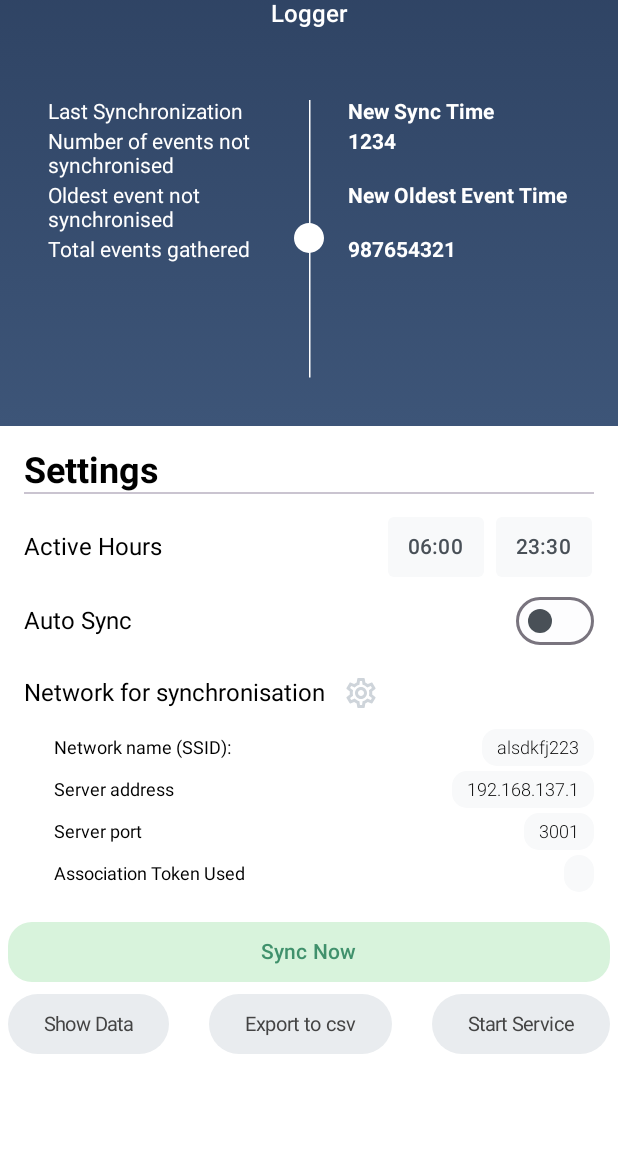
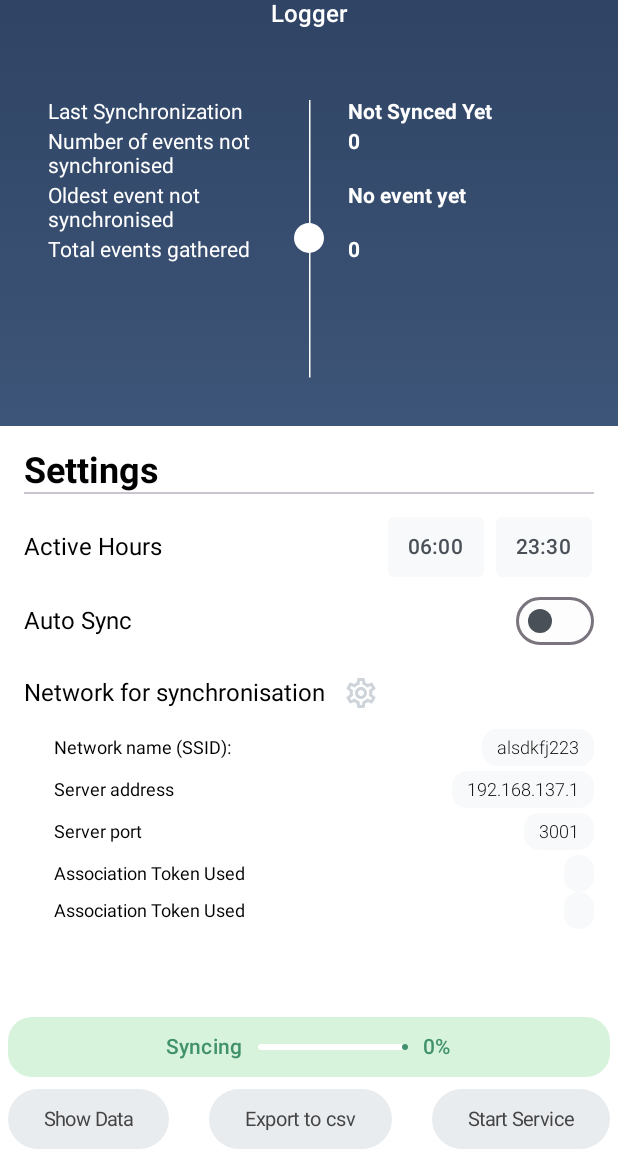
Before and after one commit to marekStef/decentralised-storage-system, an Android app built with Jetpack Compose: the MainScreen screen opened through its navigation route, after a tap on "Sync Now", on a phone screen of 412 x 824 dp, the part 81-1236 px from its top. Run offline under Robolectric (Android 15) with nearby library versions, the phone set to English and light mode, and no system bars; our stand-ins replace accompanist, livedata-compose; 3 statements that could not run were skipped.

Commit message:
improved code for main screen; added fake functionality of synchronisation with worker

```diff
--- a/source_apps/locationTracker/app/src/main/java/com/example/locationtracker/screens/mainScreen/MainScreen.kt
+++ b/source_apps/locationTracker/app/src/main/java/com/example/locationtracker/screens/mainScreen/MainScreen.kt
@@ -10,12 +10,10 @@ import android.provider.Settings
 import androidx.activity.compose.rememberLauncherForActivityResult
 import androidx.activity.result.contract.ActivityResultContracts
 import androidx.compose.foundation.background
-import androidx.compose.foundation.layout.Arrangement
 import androidx.compose.foundation.layout.Box
 import androidx.compose.foundation.layout.Column
 import androidx.compose.foundation.layout.Row
 import androidx.compose.foundation.layout.Spacer
-import androidx.compose.material3.Button
 import androidx.compose.material3.Text
 import androidx.compose.runtime.Composable
 import androidx.compose.ui.Alignment
@@ -24,14 +22,12 @@ import androidx.compose.foundation.layout.fillMaxWidth
 import androidx.compose.foundation.layout.height
 import androidx.compose.foundation.layout.padding
 import androidx.compose.foundation.layout.width
-import androidx.compose.foundation.layout.wrapContentSize
 import androidx.compose.foundation.lazy.LazyColumn
 import androidx.compose.foundation.shape.RoundedCornerShape
 import androidx.compose.material.Icon
 import androidx.compose.material.IconButton
 import androidx.compose.material.icons.Icons
 import androidx.compose.material.icons.outlined.Settings
-import androidx.compose.material3.ButtonDefaults
 import androidx.compose.material3.Divider
 import androidx.compose.material3.Switch
 import androidx.compose.material3.SwitchDefaults
@@ -42,7 +38,6 @@ import androidx.compose.ui.draw.clip
 import androidx.compose.ui.graphics.Color
 import androidx.compose.ui.platform.LocalContext
 import androidx.compose.ui.res.colorResource
-import androidx.compose.ui.text.TextStyle
 import androidx.compose.ui.text.font.FontWeight
 import androidx.compose.ui.unit.dp
 import androidx.compose.ui.unit.sp
@@ -50,13 +45,13 @@ import androidx.core.app.ActivityCompat.shouldShowRequestPermissionRationale
 import androidx.core.content.ContextCompat
 import androidx.navigation.NavController
 import com.example.locationtracker.foregroundServices.LocationTrackerService
+import com.example.locationtracker.foregroundServices.stopLocationGatheringServiceIfRunning
 import com.example.locationtracker.model.AppSettings
-import com.example.locationtracker.model.SyncInfo
 import com.example.locationtracker.screens.mainScreen.components.FineLocationPermissionTextProvider
 import com.example.locationtracker.screens.mainScreen.components.PermissionDialog
 import com.example.locationtracker.screens.mainScreen.components.BackgroundLocationPermissionTextProvider
+import com.example.locationtracker.screens.mainScreen.components.BottomActionBar
 import com.example.locationtracker.screens.mainScreen.components.CoarseLocationPermissionTextProvider
-import com.example.locationtracker.screens.mainScreen.components.ExportButton
 import com.example.locationtracker.screens.mainScreen.components.SyncStatusCard
 import com.example.locationtracker.screens.mainScreen.components.TimeSetter
 import com.example.locationtracker.utils.showAlertDialogWithOkButton
@@ -126,12 +121,10 @@ fun MainScreen(
 //        SyncStatusCard(syncInfo = info)
 //    }
     Column(Modifier.background(Color.White)) {
-        LazyColumn() {
-            item {
-
 
         Box(
             modifier = Modifier
+                .weight(1f)
                 .fillMaxWidth()
 
             // Apply the vertical gradient from top to bottom
@@ -145,7 +138,8 @@ fun MainScreen(
 
 
                 syncInfo?.let { SyncStatusCard(it) }
-
+                LazyColumn() {
+                    item {
                         Box() {
                             Column(
                                 modifier = Modifier
@@ -181,7 +175,12 @@ fun MainScreen(
                                         appSettings?.selectedStartTimeForLocationLogging
                                     ) {
                                         viewModel.updateAppSettingsStartTime(it)
-                                        stopLocationGatheringServiceIfRunning(applicationContext, viewModel, appSettings, activity)
+                                        stopLocationGatheringServiceIfRunning(
+                                            applicationContext,
+                                            viewModel,
+                                            appSettings,
+                                            activity
+                                        )
                                     }
 
                                     Spacer(modifier = Modifier.width(5.dp))
@@ -191,7 +190,12 @@ fun MainScreen(
                                         appSettings?.selectedEndTimeForLocationLogging
                                     ) {
                                         viewModel.updateAppSettingsEndTime(it)
-                                        stopLocationGatheringServiceIfRunning(applicationContext, viewModel, appSettings, activity)
+                                        stopLocationGatheringServiceIfRunning(
+                                            applicationContext,
+                                            viewModel,
+                                            appSettings,
+                                            activity
+                                        )
                                     }
                                 }
 
@@ -328,9 +332,30 @@ fun MainScreen(
                                         }
 
 
+                                        Row(verticalAlignment = Alignment.CenterVertically) {
+                                            Text(
+                                                text = "Association Token Used",
+                                                fontSize = 12.sp,
+                                                modifier = Modifier.weight(1f)
+                                            )
+
+                                            Text(
+                                                text = dataStorageDetails?.associationTokenUsedDuringRegistration
+                                                    ?: "No Token",
+                                                fontSize = 12.sp,
+                                                fontWeight = FontWeight.Light,
+                                                modifier = Modifier
+                                                    .clip(RoundedCornerShape(10.dp))
+                                                    .background(colorResource(id = R.color.gray_light1))
+                                                    .padding(horizontal = 10.dp, vertical = 5.dp),
+                                            )
                                         }
 
 
+                                    }
+
+                                }
+                            }
                         }
 
                     }
@@ -363,126 +388,11 @@ fun MainScreen(
                         })
                 }
         }
-            }
-        }
-        // This Column aligns the buttons to the bottom
-        Column(
-            modifier = Modifier
-                .wrapContentSize()
-                .padding(start = 5.dp, end = 5.dp),
-            verticalArrangement = Arrangement.Bottom,
-            horizontalAlignment = Alignment.CenterHorizontally
-        ) {
-//            Box(modifier = Modifier.fillMaxWidth()
-//                .wrapContentSize()
-//                .padding(12.dp)
-//
-//            ) {
-            Row() {
-                Button(modifier = Modifier
-                    .fillMaxWidth()
-                    .padding(0.dp),
-                    shape = RoundedCornerShape(16.dp),
-                    colors = ButtonDefaults.buttonColors(
-                        containerColor = colorResource(id = R.color.green0),
-                        contentColor = colorResource(id = R.color.green3)
-                    ),
-                    onClick = {
-                        val updatedSyncInfo = SyncInfo(
-                            lastSync = "New Sync Time",
-                            eventsNotSynced = 1234,
-                            oldestEventTimeNotSynced = "New Oldest Event Time",
-                            totalEvents = 987654321
-                        )
-
-                        viewModel.updateSyncInfo(updatedSyncInfo) // Call the function in the ViewModel to handle the sync event
-                    }) {
-                    Text("Sync Now")
-                }
-            }
-            Row(
-                modifier = Modifier
-                    .fillMaxWidth(),
-                horizontalArrangement = Arrangement.SpaceBetween
-            ) {
-
-                Button(
-                    modifier = Modifier
-//                        .shadow(
-//                            elevation = 15.dp,
-//                            spotColor = Color.LightGray,
-//                            shape = RoundedCornerShape(40.dp)
-//                        )
-                        .padding(0.dp),
-                    colors = ButtonDefaults.buttonColors(
-                        containerColor = colorResource(id = R.color.gray_light2),
-                        contentColor = Color.DarkGray
-                    ),
-                    onClick = { navController.navigate("logScreen") }) {
-                    Text(
-                        "Show Data",
-                        style = TextStyle(
-                            fontSize = 13.sp
-                        )
-                    )
-                }
-
-                ExportButton(activity, viewModel)
-
-                ServiceControlButton(applicationContext, viewModel, appSettings)
-            }
-
-//            }
-//                Row(
-//                    modifier = Modifier.fillMaxWidth(),
-//                    horizontalArrangement = Arrangement.SpaceEvenly
-//                ) {
-////                    Button(onClick = {
-////                        FineLocationPermissionTextProvider.launch(
-////                            Manifest.permission.ACCESS_FINE_LOCATION
-////                        )
-////                    }) {
-////                        Text("Request 1 permission")
-////                    }
-//                    Button(onClick = {
-//
-//                    }) {
-//                        Text("Request multiple permissions")
-//                    }
-//                }
-        }
+        BottomActionBar(activity, viewModel, navController, applicationContext, appSettings)
     }
 }
 
-@Composable
-fun ServiceControlButton(
-    applicationContext: Context,
-    viewModel: MainViewModel,
-    appSettings: AppSettings?
-) {
-    val isServiceRunning by viewModel.serviceRunningLiveData.observeAsState(false)
 
-    Button(
-        modifier = Modifier
-//            .shadow(
-//                elevation = 15.dp,
-//                spotColor = Color.LightGray,
-//                shape = RoundedCornerShape(40.dp)
-//            )
-            .padding(0.dp),
-        colors = ButtonDefaults.buttonColors(
-            containerColor = colorResource(id = R.color.gray_light2),
-            contentColor = Color.DarkGray
-        ),
-        onClick = { toggleLocationGatheringService(isServiceRunning, applicationContext, appSettings) }) {
-        Text(
-            if (isServiceRunning) "Stop Service" else "Start Service",
-            style = TextStyle(
-                fontSize = 13.sp
-            )
-        )
-    }
-}
 
 fun openAppSettings(activity: Activity) {
     val intent = Intent(
@@ -491,42 +401,3 @@ fun openAppSettings(activity: Activity) {
     )
     activity.startActivity(intent)
 }
-
-private fun stopLocationGatheringServiceIfRunning(
-    applicationContext: Context,
-    viewModel: MainViewModel,
-    appSettings: AppSettings?,
-    activity: Activity
-) {
-    val isServiceRunning = viewModel.serviceRunningLiveData.value ?: false
-
-    if (!isServiceRunning) return
-
-    toggleLocationGatheringService(isServiceRunning, applicationContext, appSettings)
-
-    showAlertDialogWithOkButton(activity, "Location Tracker Service", "Service has been stopped after a change. Please start it again.")
-}
-
-private fun toggleLocationGatheringService(
-    isServiceRunning: Boolean,
-    applicationContext: Context,
-    appSettings: AppSettings?
-) {
-    val action = if (isServiceRunning) {
-        LocationTrackerService.Actions.STOP.toString()
-    } else {
-        LocationTrackerService.Actions.START.toString()
-    }
-
-    Intent(applicationContext, LocationTrackerService::class.java).also { intent ->
-        intent.action = action
-        if (action == LocationTrackerService.Actions.START.toString()) {
-            if (appSettings != null) {
-                intent.putExtra("startTime", appSettings.selectedStartTimeForLocationLogging.toString())
-                intent.putExtra("endTime", appSettings.selectedEndTimeForLocationLogging.toString())
-            }
-        }
-
-        applicationContext.startForegroundService(intent)
-    }
-}
--- /dev/null
+++ b/source_apps/locationTracker/app/src/main/java/com/example/locationtracker/screens/mainScreen/components/BottomActionBar.kt
@@ -0,0 +1,141 @@
+package com.example.locationtracker.screens.mainScreen.components
+
+import android.app.Activity
+import android.content.Context
+import androidx.compose.foundation.layout.Arrangement
+import androidx.compose.foundation.layout.Column
+import androidx.compose.foundation.layout.Row
+import androidx.compose.foundation.layout.fillMaxWidth
+import androidx.compose.foundation.layout.padding
+import androidx.compose.foundation.layout.wrapContentSize
+import androidx.compose.material3.Button
+import androidx.compose.material3.ButtonDefaults
+import androidx.compose.material3.Text
+import androidx.compose.runtime.Composable
+import androidx.compose.runtime.getValue
+import androidx.compose.runtime.livedata.observeAsState
+import androidx.compose.ui.Alignment
+import androidx.compose.ui.Modifier
+import androidx.compose.ui.graphics.Color
+import androidx.compose.ui.res.colorResource
+import androidx.compose.ui.text.TextStyle
+import androidx.compose.ui.unit.dp
+import androidx.compose.ui.unit.sp
+import androidx.navigation.NavController
+import com.example.locationtracker.R
+import com.example.locationtracker.foregroundServices.toggleLocationGatheringService
+import com.example.locationtracker.model.AppSettings
+import com.example.locationtracker.viewModel.MainViewModel
+
+@Composable
+fun BottomActionBar(
+    activity: Activity,
+    viewModel: MainViewModel,
+    navController: NavController,
+    applicationContext: Context,
+    appSettings: AppSettings?
+) {
+    // This Column aligns the buttons to the bottom
+    Column(
+        modifier = Modifier
+            .wrapContentSize()
+            .padding(start = 5.dp, end = 5.dp),
+        verticalArrangement = Arrangement.Bottom,
+        horizontalAlignment = Alignment.CenterHorizontally
+    ) {
+//            Box(modifier = Modifier.fillMaxWidth()
+//                .wrapContentSize()
+//                .padding(12.dp)
+//
+//            ) {
+        Row() {
+            SynchronisationComponent(activity, viewModel)
+        }
+        Row(
+            modifier = Modifier
+                .fillMaxWidth(),
+            horizontalArrangement = Arrangement.SpaceBetween
+        ) {
+
+            Button(
+                modifier = Modifier
+//                        .shadow(
+//                            elevation = 15.dp,
+//                            spotColor = Color.LightGray,
+//                            shape = RoundedCornerShape(40.dp)
+//                        )
+                    .padding(0.dp),
+                colors = ButtonDefaults.buttonColors(
+                    containerColor = colorResource(id = R.color.gray_light2),
+                    contentColor = Color.DarkGray
+                ),
+                onClick = { navController.navigate("logScreen") }) {
+                Text(
+                    "Show Data",
+                    style = TextStyle(
+                        fontSize = 13.sp
+                    )
+                )
+            }
+
+            ExportButton(activity, viewModel)
+
+            ServiceControlButton(applicationContext, viewModel, appSettings)
+        }
+
+//            }
+//                Row(
+//                    modifier = Modifier.fillMaxWidth(),
+//                    horizontalArrangement = Arrangement.SpaceEvenly
+//                ) {
+////                    Button(onClick = {
+////                        FineLocationPermissionTextProvider.launch(
+////                            Manifest.permission.ACCESS_FINE_LOCATION
+////                        )
+////                    }) {
+////                        Text("Request 1 permission")
+////                    }
+//                    Button(onClick = {
+//
+//                    }) {
+//                        Text("Request multiple permissions")
+//                    }
+//                }
+    }
+}
+
+@Composable
+fun ServiceControlButton(
+    applicationContext: Context,
+    viewModel: MainViewModel,
+    appSettings: AppSettings?
+) {
+    val isServiceRunning by viewModel.serviceRunningLiveData.observeAsState(false)
+
+    Button(
+        modifier = Modifier
+//            .shadow(
+//                elevation = 15.dp,
+//                spotColor = Color.LightGray,
+//                shape = RoundedCornerShape(40.dp)
+//            )
+            .padding(0.dp),
+        colors = ButtonDefaults.buttonColors(
+            containerColor = colorResource(id = R.color.gray_light2),
+            contentColor = Color.DarkGray
+        ),
+        onClick = {
+            toggleLocationGatheringService(
+                isServiceRunning,
+                applicationContext,
+                appSettings
+            )
+        }) {
+        Text(
+            if (isServiceRunning) "Stop Service" else "Start Service",
+            style = TextStyle(
+                fontSize = 13.sp
+            )
+        )
+    }
+}
--- /dev/null
+++ b/source_apps/locationTracker/app/src/main/java/com/example/locationtracker/screens/mainScreen/components/SynchronisationComponent.kt
@@ -0,0 +1,76 @@
+package com.example.locationtracker.screens.mainScreen.components
+
+import android.app.Activity
+import android.util.Log
+import androidx.compose.foundation.background
+import androidx.compose.foundation.layout.Column
+import androidx.compose.foundation.layout.Row
+import androidx.compose.foundation.layout.fillMaxWidth
+import androidx.compose.foundation.layout.padding
+import androidx.compose.foundation.layout.width
+import androidx.compose.foundation.shape.RoundedCornerShape
+import androidx.compose.material3.Button
+import androidx.compose.material3.ButtonDefaults
+import androidx.compose.material3.LinearProgressIndicator
+import androidx.compose.material3.Text
+import androidx.compose.runtime.Composable
+import androidx.compose.runtime.LaunchedEffect
+import androidx.compose.runtime.collectAsState
+import androidx.compose.runtime.getValue
+import androidx.compose.runtime.livedata.observeAsState
+import androidx.compose.ui.Alignment
+import androidx.compose.ui.Modifier
+import androidx.compose.ui.draw.shadow
+import androidx.compose.ui.graphics.Color
+import androidx.compose.ui.res.colorResource
+import androidx.compose.ui.text.TextStyle
+import androidx.compose.ui.unit.dp
+import androidx.compose.ui.unit.sp
+import androidx.work.WorkInfo
+import com.example.locationtracker.R
+import com.example.locationtracker.model.SyncInfo
+import com.example.locationtracker.utils.showAlertDialogWithOkButton
+import com.example.locationtracker.viewModel.EventsSyncingStatus
+import com.example.locationtracker.viewModel.MainViewModel
+
+@Composable
+fun SynchronisationComponent(activity: Activity, mainViewModel: MainViewModel) {
+    val progress = mainViewModel.progress.collectAsState().value
+    val lastSyncStatus = mainViewModel.lastSyncStatus.collectAsState()
+
+    Button(modifier = Modifier
+        .fillMaxWidth()
+        .padding(0.dp),
+        shape = RoundedCornerShape(16.dp),
+        colors = ButtonDefaults.buttonColors(
+            containerColor = colorResource(id = R.color.green0),
+            contentColor = colorResource(id = R.color.green3)
+        ),
+        onClick = {
+            mainViewModel.startSyncing()
+//            val updatedSyncInfo = SyncInfo(
+//                lastSync = "New Sync Time",
+//                eventsNotSynced = 1234,
+//                oldestEventTimeNotSynced = "New Oldest Event Time",
+//                totalEvents = 987654321
+//            )
+//
+//            mainViewModel.updateSyncInfo(updatedSyncInfo) // Call the function in the ViewModel to handle the sync event
+        }) {
+        Row (verticalAlignment = Alignment.CenterVertically) {
+            if (lastSyncStatus.value == EventsSyncingStatus.SYNCING) {
+                Text("Syncing")
+                LinearProgressIndicator(
+                    progress = progress / 100f,
+                    color = colorResource(id = R.color.green3),
+                    trackColor = Color.White,
+                    modifier = Modifier.padding(horizontal = 10.dp).width(100.dp)
+                )
+                Text(text = "$progress%")
+            } else {
+                Text("Sync Now")
+            }
+
+        }
+    }
+}
--- a/source_apps/locationTracker/app/src/main/java/com/example/locationtracker/viewModel/MainViewModel.kt
+++ b/source_apps/locationTracker/app/src/main/java/com/example/locationtracker/viewModel/MainViewModel.kt
@@ -1,16 +1,11 @@
 package com.example.locationtracker.viewModel
 
-import android.app.Activity
 import android.app.Application
-import android.content.Intent
-import android.net.Uri
 import android.util.Log
-import androidx.activity.result.contract.ActivityResultContracts
 import androidx.compose.runtime.mutableStateListOf
 import androidx.lifecycle.AndroidViewModel
 import androidx.lifecycle.LiveData
 import androidx.lifecycle.MutableLiveData
-import androidx.lifecycle.ViewModel
 import androidx.lifecycle.viewModelScope
 import androidx.work.OneTimeWorkRequestBuilder
 import androidx.work.WorkInfo
@@ -29,14 +24,18 @@ import com.example.locationtracker.model.DataStorageDetails
 import com.example.locationtracker.model.EmptyDataStorageDetails
 import com.example.locationtracker.model.SyncInfo
 import com.example.locationtracker.model.defaultAppSettings
-import com.example.locationtracker.utils.loadJsonSchemaFromRes
 import com.example.locationtracker.workManagers.ExportLocationsWorker
+import com.example.locationtracker.workManagers.SynchronisationWorker
 import kotlinx.coroutines.Dispatchers
 import kotlinx.coroutines.delay
+import kotlinx.coroutines.flow.MutableStateFlow
+import kotlinx.coroutines.flow.asStateFlow
 import kotlinx.coroutines.isActive
 import kotlinx.coroutines.launch
 import kotlinx.coroutines.withContext
 import java.time.LocalTime
+import java.util.Date
+
 enum class ServerReachabilityEnum {
     NOT_TRIED,
     NOT_REACHABLE,
@@ -59,6 +58,13 @@ enum class PermissionsStatusEnum {
     NOT_TRIED,
     PERMISSION_REQUEST_SENT,
     PERMISSIONS_REQUEST_FAILED
+}
+
+enum class EventsSyncingStatus {
+    NOT_SYNCED_YET,
+    SYNCING,
+    SYNCED_SUCCESSFULLY,
+    SYNCHRONISATION_FAILED
 }
 
 class MainViewModel(private val application: Application, private val dbManager: LogsManager, private val preferencesManager: PreferencesManager) : AndroidViewModel(application) {
@@ -301,6 +307,49 @@ class MainViewModel(private val application: Application, private val dbManager:
         }
     }
 
+    // ---------------------------- EVENTS SYNCING [START]
+
+    private val _progress = MutableStateFlow(0)
+    val progress = _progress.asStateFlow()
+
+    private val _lastSyncStatus = MutableStateFlow(EventsSyncingStatus.NOT_SYNCED_YET)
+    val lastSyncStatus = _lastSyncStatus.asStateFlow()
+
+    private val _syncCompletionTime = MutableStateFlow<Date?>(null)
+    val syncCompletionTime = _syncCompletionTime.asStateFlow()
+
+    fun startSyncing() {
+        val request = OneTimeWorkRequestBuilder<SynchronisationWorker>().build()
+        WorkManager.getInstance(application).enqueue(request)
+        _lastSyncStatus.value = EventsSyncingStatus.SYNCING
+
+        WorkManager.getInstance(application).getWorkInfoByIdLiveData(request.id).observeForever { workInfo ->
+            when (workInfo?.state) {
+                WorkInfo.State.RUNNING -> {
+                    val progress = workInfo.progress.getInt(SynchronisationWorker.Progress, 0)
+                    _progress.value = progress
+                }
+                WorkInfo.State.SUCCEEDED -> {
+                    _lastSyncStatus.value = EventsSyncingStatus.SYNCED_SUCCESSFULLY
+                    _syncCompletionTime.value = Date()
+                }
+                WorkInfo.State.FAILED, WorkInfo.State.CANCELLED -> {
+                    _lastSyncStatus.value = EventsSyncingStatus.SYNCHRONISATION_FAILED
+                    _syncCompletionTime.value = Date()
+                }
+                else -> {}
+            }
+        }
+
+        viewModelScope.launch {
+            SynchronisationWorker.syncProgress.collect {
+                _progress.value = it
+            }
+        }
+    }
+
+    // ---------------------------- EVENTS SYNCING [END]
+
     // queue for permissions
     // [camera permission]
     val visiblePermissionDialogQueue = mutableStateListOf<String>()
--- a/source_apps/locationTracker/app/src/main/java/com/example/locationtracker/workManagers/SynchronisationWorkManager.kt
+++ /dev/null
@@ -1,4 +0,0 @@
-package com.example.locationtracker.workManagers
-
-class SynchronisationWorkManager {
-}
```
Also changed, not shown: source_apps/locationTracker/app/src/main/java/com/example/locationtracker/foregroundServices/HelpersForManagingLocationTrackerService.kt (added, +54 -0 lines), source_apps/locationTracker/app/src/main/java/com/example/locationtracker/workManagers/SynchronisationWorker.kt (added, +47 -0 lines). Lines whose indentation alone changed are shown as unchanged.
